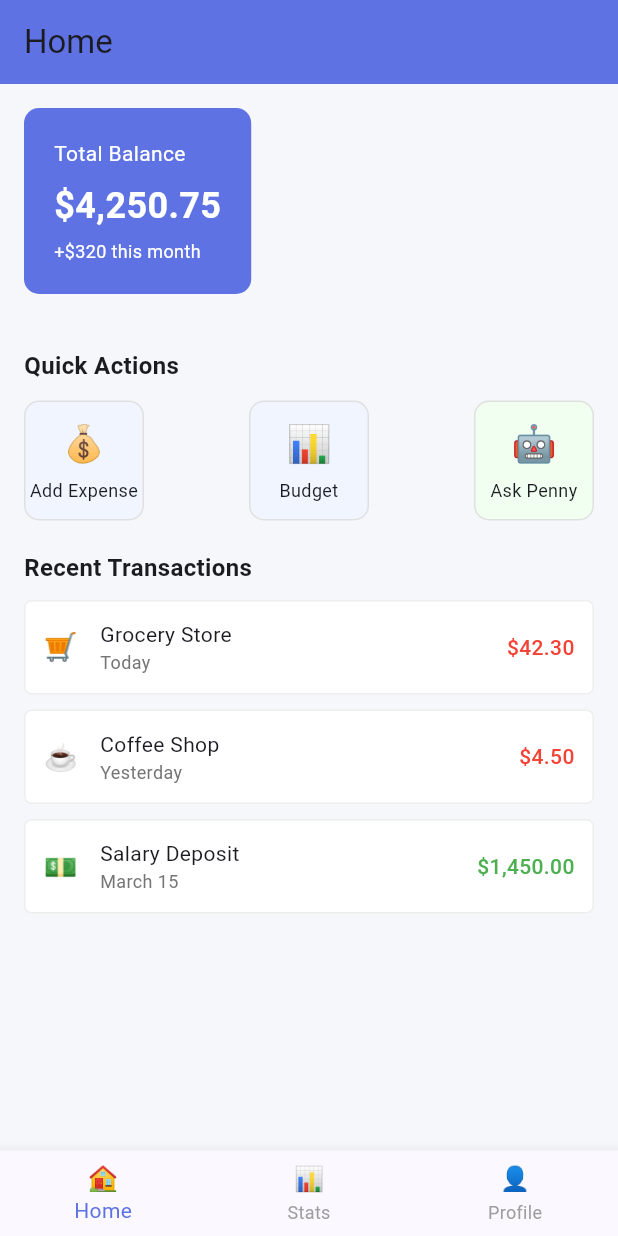
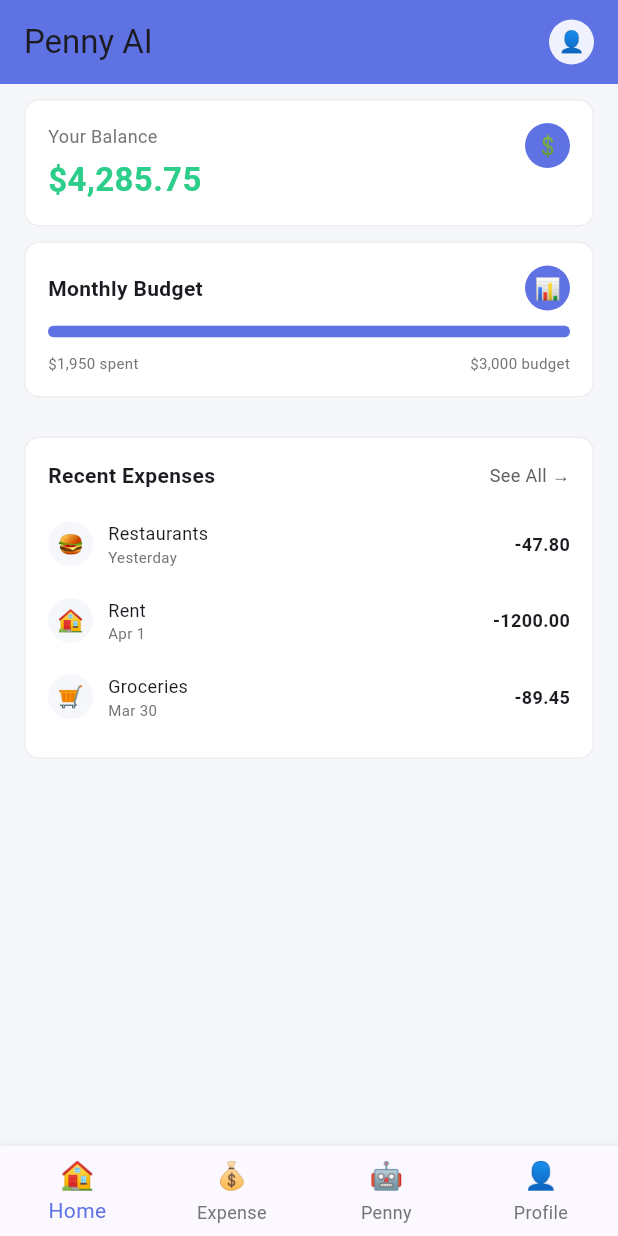
Before and after one commit to mohitupd20/pennyai, a Flutter app: the screen it shows after launch, on a phone screen of 412 x 824 dp. Run offline on Flutter 3.47's test engine with Material 3 defaults, Android fonts, the phone set to English and light mode, and no system bars; our stand-ins replace audioplayers, flutter_markdown; missing offline and left inert: record.

Commit message:
Profile & Home Updated

```diff
--- a/pennyai/lib/screens/Home/home_screen.dart
+++ b/pennyai/lib/screens/Home/home_screen.dart
@@ -2,6 +2,7 @@ import 'package:flutter/material.dart';
 import 'package:intl/intl.dart';
 import 'package:pennyai/screens/expenditure/expenditure.dart';
 import 'package:pennyai/screens/penny_assistant/penny_assistant.dart';
+import 'package:pennyai/screens/profile/profile_screen.dart';
 
 class HomeScreen extends StatelessWidget {
   const HomeScreen({super.key});
@@ -11,9 +12,17 @@ class HomeScreen extends StatelessWidget {
     return Scaffold(
       backgroundColor: const Color(0xFFF5F7FA),
       appBar: AppBar(
-        title: const Text('Home'),
+        title: const Text('Penny AI'),
         backgroundColor: const Color(0xFF5E72E4),
         elevation: 0,
+        actions: [
+          CircleAvatar(
+            backgroundColor: Colors.white.withOpacity(0.9),
+            radius: 15,
+            child: const Text('👤', style: TextStyle(fontSize: 14)),
+          ),
+          const SizedBox(width: 16),
+        ],
       ),
       body: SafeArea(
         child: SingleChildScrollView(
@@ -21,95 +30,130 @@ class HomeScreen extends StatelessWidget {
             crossAxisAlignment: CrossAxisAlignment.start,
             children: [
               _buildBalanceCard(),
-        const SizedBox(height: 20),
-        _buildQuickActions(context), // <-- Pass context here
-        const SizedBox(height: 20),
-        _buildRecentTransactions(),
+              const SizedBox(height: 10),
+              _buildBudgetCard(),
+              const SizedBox(height: 10),
+              _buildRecentExpenses(),
             ],
           ),
         ),
       ),
-
-    bottomNavigationBar: _buildBottomNavigationBar(),
+      bottomNavigationBar: _buildBottomNavigationBar(context),
     );
   }
 
   Widget _buildBalanceCard() {
     return Container(
-      margin: const EdgeInsets.all(16),
-      padding: const EdgeInsets.all(20),
+      margin: const EdgeInsets.fromLTRB(16, 10, 16, 0),
+      padding: const EdgeInsets.all(15),
       decoration: BoxDecoration(
-        color: const Color(0xFF5E72E4),
+        color: Colors.white,
         borderRadius: BorderRadius.circular(10),
+        border: Border.all(color: Colors.grey.shade200),
       ),
+      child: Row(
+        crossAxisAlignment: CrossAxisAlignment.start,
+        children: [
+          Expanded(
             child: Column(
               crossAxisAlignment: CrossAxisAlignment.start,
               children: [
+                Text(
+                  'Your Balance',
+                  style: TextStyle(color: Colors.grey.shade600, fontSize: 12),
+                ),
+                const SizedBox(height: 5),
                 const Text(
-            'Total Balance',
-            style: TextStyle(color: Colors.white, fontSize: 14),
-          ),
-          const SizedBox(height: 8),
-          const Text(
-            '\$4,250.75',
+                  '\$4,285.75',
                   style: TextStyle(
-              color: Colors.white,
-              fontSize: 24,
+                    color: Color(0xFF2DCE89),
+                    fontSize: 22,
                     fontWeight: FontWeight.bold,
                   ),
                 ),
-          const SizedBox(height: 5),
-          const Text(
-            '+\$320 this month',
-            style: TextStyle(color: Colors.white, fontSize: 12),
+              ],
             ),
+          ),
+          Container(
+            width: 30,
+            height: 30,
+            decoration: const BoxDecoration(
+              color: Color(0xFF5E72E4),
+              shape: BoxShape.circle,
+            ),
+            child: const Center(
+              child: Text('💲', style: TextStyle(fontSize: 14, color: Colors.white)),
+            ),
+          )
         ],
       ),
     );
   }
 
-  Widget _buildQuickActions(BuildContext context) {
-    return Padding(
-      padding: const EdgeInsets.symmetric(horizontal: 16),
+  Widget _buildBudgetCard() {
+    return Container(
+      margin: const EdgeInsets.symmetric(horizontal: 16),
+      padding: const EdgeInsets.all(15),
+      decoration: BoxDecoration(
+        color: Colors.white,
+        borderRadius: BorderRadius.circular(10),
+        border: Border.all(color: Colors.grey.shade200),
+      ),
       child: Column(
         crossAxisAlignment: CrossAxisAlignment.start,
         children: [
+          Row(
+            mainAxisAlignment: MainAxisAlignment.spaceBetween,
+            children: [
               const Text(
-            'Quick Actions',
+                'Monthly Budget',
                 style: TextStyle(
-              fontSize: 16,
+                  fontSize: 14,
                   fontWeight: FontWeight.bold,
                 ),
               ),
-          const SizedBox(height: 12),
+              Container(
+                width: 30,
+                height: 30,
+                decoration: const BoxDecoration(
+                  color: Color(0xFF5E72E4),
+                  shape: BoxShape.circle,
+                ),
+                child: const Center(
+                  child: Text('📊', style: TextStyle(fontSize: 14, color: Colors.white)),
+                ),
+              )
+            ],
+          ),
+          const SizedBox(height: 10),
+          // Progress bar
+          ClipRRect(
+            borderRadius: BorderRadius.circular(4),
+            child: Stack(
+              children: [
+                Container(
+                  height: 8,
+                  width: double.infinity,
+                  color: const Color(0xFFE9ECEF),
+                ),
+                Container(
+                  height: 8,
+                  color: const Color(0xFF5E72E4),
+                ),
+              ],
+            ),
+          ),
+          const SizedBox(height: 10),
           Row(
             mainAxisAlignment: MainAxisAlignment.spaceBetween,
             children: [
-              _buildActionButton(
-                emoji: '💰',
-                label: 'Add Expense',
-                onTap: () => Navigator.push(
-                  context,
-                  MaterialPageRoute(
-                    builder: (context) => const ExpenditureScreen(),
+              Text(
+                '\$1,950 spent',
+                style: TextStyle(fontSize: 10, color: Colors.grey.shade600),
               ),
-                ),
-                color: const Color(0xFFF0F5FF),
-              ),
-              _buildActionButton(
-                emoji: '📊',
-                label: 'Budget',
-                onTap: () {},
-                color: const Color(0xFFF0F5FF),
-              ),
-              _buildActionButton(
-                emoji: '🤖',
-                label: 'Ask Penny',
-                onTap: () => Navigator.push(
-                  context,
-                  MaterialPageRoute(builder: (context) => const PennyAssistantScreen()),
-                ),
-                color: const Color(0xFFF0FFF0),
+              Text(
+                '\$3,000 budget',
+                style: TextStyle(fontSize: 10, color: Colors.grey.shade600),
               ),
             ],
           ),
@@ -118,146 +162,159 @@ class HomeScreen extends StatelessWidget {
     );
   }
 
+  Widget _buildRecentExpenses() {
+    final expenses = [
+      {
+        'emoji': '🍔',
+        'category': 'Restaurants',
+        'date': 'Yesterday',
+        'amount': -47.80,
+      },
+      {
+        'emoji': '🏠',
+        'category': 'Rent',
+        'date': 'Apr 1',
+        'amount': -1200.00,
+      },
+      {
+        'emoji': '🛒',
+        'category': 'Groceries',
+        'date': 'Mar 30',
+        'amount': -89.45,
+      },
+    ];
 
-  Widget _buildActionButton({
-    required String emoji,
-    required String label,
-    required VoidCallback onTap,
-    required Color color,
-  }) {
-    return GestureDetector(
-      onTap: onTap,
-      child: Container(
-        width: 80,
-        height: 80,
+    return Container(
+      margin: const EdgeInsets.all(16),
+      padding: const EdgeInsets.all(15),
       decoration: BoxDecoration(
-          color: color,
+        color: Colors.white,
         borderRadius: BorderRadius.circular(10),
-          border: Border.all(color: Colors.grey.shade300),
+        border: Border.all(color: Colors.grey.shade200),
       ),
       child: Column(
-          mainAxisAlignment: MainAxisAlignment.center,
+        crossAxisAlignment: CrossAxisAlignment.start,
         children: [
-            Text(emoji, style: const TextStyle(fontSize: 24)),
-            const SizedBox(height: 5),
-            Text(
-              label,
-              style: const TextStyle(fontSize: 12),
-              textAlign: TextAlign.center,
+          Row(
+            mainAxisAlignment: MainAxisAlignment.spaceBetween,
+            children: [
+              const Text(
+                'Recent Expenses',
+                style: TextStyle(
+                  fontSize: 14,
+                  fontWeight: FontWeight.bold,
+                ),
+              ),
+              GestureDetector(
+                onTap: () {
+                  // Navigate to all expenses
+                },
+                child: Text(
+                  'See All →',
+                  style: TextStyle(fontSize: 12, color: Colors.grey.shade700),
+                ),
               ),
             ],
           ),
-      ),
-    );
-  }
-
-  Widget _buildRecentTransactions() {
-    final transactions = [
-      {
-        'icon': '🛒',
-        'title': 'Grocery Store',
-        'date': 'Today',
-        'amount': -42.30,
-      },
-      {
-        'icon': '☕',
-        'title': 'Coffee Shop',
-        'date': 'Yesterday',
-        'amount': -4.50,
-      },
-      {
-        'icon': '💵',
-        'title': 'Salary Deposit',
-        'date': 'March 15',
-        'amount': 1450.00,
-      },
-    ];
-
-    return Padding(
-      padding: const EdgeInsets.symmetric(horizontal: 16),
-      child: Column(
-        crossAxisAlignment: CrossAxisAlignment.start,
-        children: [
-          const Text(
-            'Recent Transactions',
-            style: TextStyle(
-              fontSize: 16,
-              fontWeight: FontWeight.bold,
-            ),
-          ),
           const SizedBox(height: 10),
-          ...transactions.map((transaction) => _buildTransactionItem(transaction)),
+          ...expenses.map((expense) => _buildExpenseItem(expense)),
         ],
       ),
     );
   }
 
-  Widget _buildTransactionItem(Map<String, dynamic> transaction) {
-    final isExpense = transaction['amount'] < 0;
-    final formatter = NumberFormat.currency(symbol: '\$');
-
-    return Container(
-      margin: const EdgeInsets.only(bottom: 10),
-      padding: const EdgeInsets.all(12),
-      decoration: BoxDecoration(
-        color: Colors.white,
-        borderRadius: BorderRadius.circular(5),
-        border: Border.all(color: Colors.grey.shade200),
-      ),
+  Widget _buildExpenseItem(Map<String, dynamic> expense) {
+    return Column(
+      children: [
+        Padding(
+          padding: const EdgeInsets.symmetric(vertical: 10),
           child: Row(
             children: [
-          Text(
-            transaction['icon'],
-            style: const TextStyle(fontSize: 18),
+              Container(
+                width: 30,
+                height: 30,
+                decoration: BoxDecoration(
+                  color: const Color(0xFFF5F7FA),
+                  shape: BoxShape.circle,
                 ),
-          const SizedBox(width: 15),
+                child: Center(
+                  child: Text(expense['emoji'], style: const TextStyle(fontSize: 14)),
+                ),
+              ),
+              const SizedBox(width: 10),
               Expanded(
                 child: Column(
                   crossAxisAlignment: CrossAxisAlignment.start,
                   children: [
                     Text(
-                  transaction['title'],
-                  style: const TextStyle(fontSize: 14),
+                      expense['category'],
+                      style: const TextStyle(fontSize: 12),
                     ),
                     Text(
-                  transaction['date'],
-                  style: TextStyle(fontSize: 12, color: Colors.grey.shade600),
+                      expense['date'],
+                      style: TextStyle(fontSize: 10, color: Colors.grey.shade600),
                     ),
                   ],
                 ),
               ),
               Text(
-            formatter.format(transaction['amount'].abs()),
-            style: TextStyle(
-              fontSize: 14,
-              color: isExpense ? Colors.red : Colors.green,
-              fontWeight: FontWeight.w500,
+                '${expense['amount'].toStringAsFixed(2)}',
+                style: const TextStyle(
+                  fontSize: 12,
+                  fontWeight: FontWeight.bold,
                 ),
               ),
             ],
           ),
+        ),
+        // if (expense != expenses.last)
+        //   const Divider(height: 1, thickness: 1, color: Color(0xFFEEEEEE)),
+      ],
     );
   }
 
-  Widget _buildBottomNavigationBar() {
+  Widget _buildBottomNavigationBar(BuildContext context) {
     return BottomNavigationBar(
       currentIndex: 0,
+      onTap: (index) {
+        if (index == 1) {
+          Navigator.push(
+            context,
+            MaterialPageRoute(builder: (context) => const ExpenditureScreen()),
+          );
+        } else if (index == 2) {
+          Navigator.push(
+            context,
+            MaterialPageRoute(builder: (context) => const PennyAssistantScreen()),
+          );
+        } else if (index == 3) {
+          Navigator.push(
+            context,
+            MaterialPageRoute(builder: (context) => const ProfileScreen()),
+          );
+        }
+      },
+      type: BottomNavigationBarType.fixed,
       items: const [
         BottomNavigationBarItem(
-          icon: Text('🏠', style: TextStyle(fontSize: 16)),
+          icon: Text('🏠', style: TextStyle(fontSize: 18)),
           label: 'Home',
         ),
         BottomNavigationBarItem(
-          icon: Text('📊', style: TextStyle(fontSize: 16)),
-          label: 'Stats',
+          icon: Text('💰', style: TextStyle(fontSize: 18)),
+          label: 'Expense',
         ),
         BottomNavigationBarItem(
-          icon: Text('👤', style: TextStyle(fontSize: 16)),
+          icon: Text('🤖', style: TextStyle(fontSize: 18)),
+          label: 'Penny',
+        ),
+        BottomNavigationBarItem(
+          icon: Text('👤', style: TextStyle(fontSize: 18)),
           label: 'Profile',
         ),
       ],
       selectedItemColor: const Color(0xFF5E72E4),
-      unselectedItemColor: Colors.grey,
+      unselectedItemColor: Colors.grey.shade600,
     );
   }
 }
```
Also changed, not shown: pennyai/lib/screens/profile/profile_screen.dart (added, +271 -0 lines), 6 other files. Lines whose indentation alone changed are shown as unchanged.
